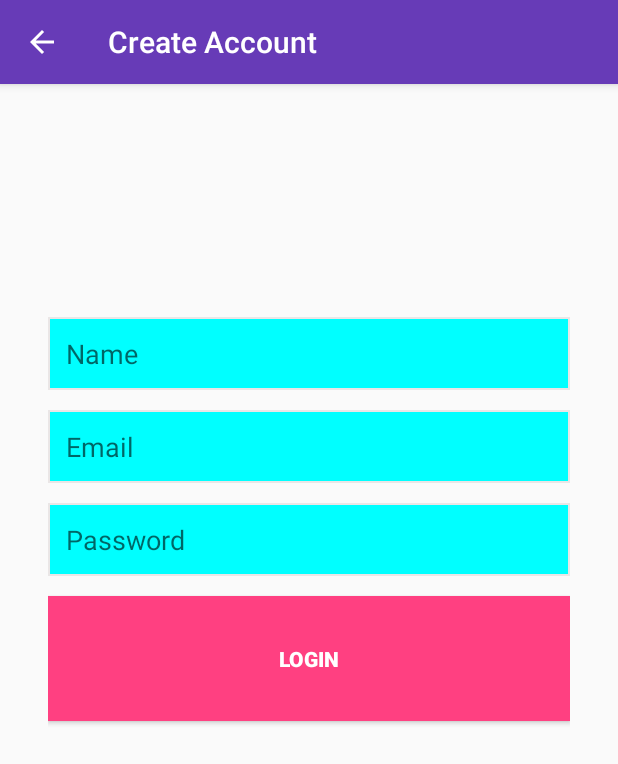
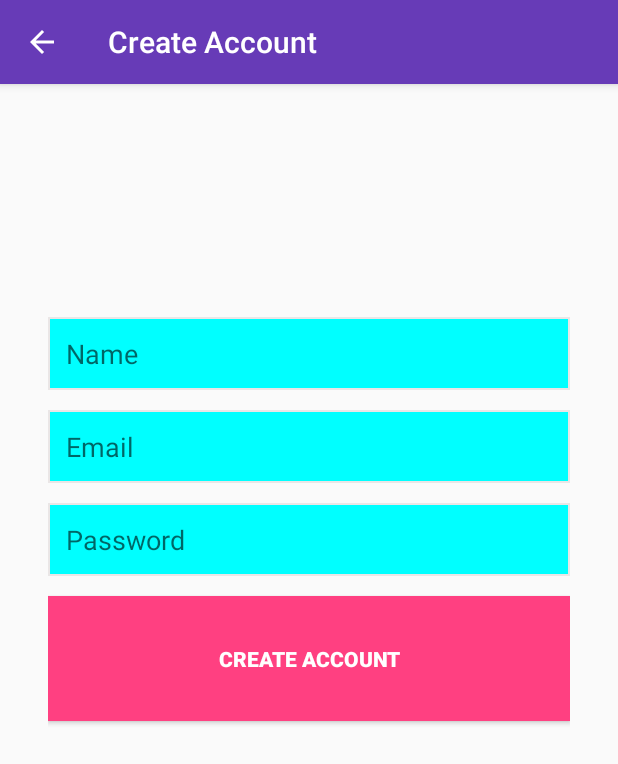
Before and after one commit to solobaba/JournalApp, an Android app: the RegisterActivity screen opened directly, with no data from a screen before it, on a phone screen of 412 x 824 dp. Shown: the top 764 px of the screen. Run offline under Robolectric (Android 15) with nearby library versions, the phone set to English and light mode, and no system bars; our stand-ins replace Firebase (no records; nobody signed in at launch, a user with empty details on screens opened directly), sdp/ssp sizes.

Commit message:
Initial commit

```diff
--- a/app/src/main/res/values/strings.xml
+++ b/app/src/main/res/values/strings.xml
@@ -12,7 +12,7 @@
     <string name="log_in">Login</string>
     <string name="sign_up">Sign up</string>
     <string name="sign_up_button">SIGN UP</string>
-    <string name="login_button">LOGIN</string>
+    <string name="login_button">CREATE ACCOUNT</string>
     <string name="log_out">Log Out</string>
 
     <string name="add_task_activity_name">Add a New Task</string>
```
